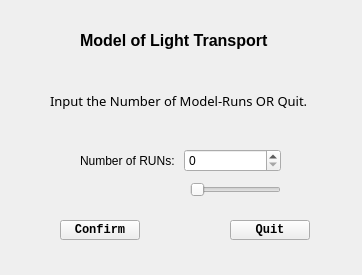
Above: start.ui from SimonCqk/Photon_Propagation_Simulation before the change. Below: the same form after it.
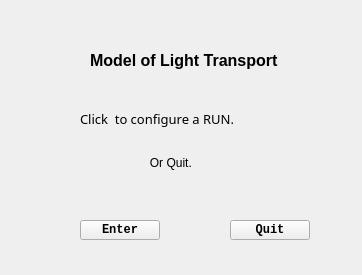
That is the form after the change.

Patch:
```diff
--- a/start.ui
+++ b/start.ui
@@ -19,7 +19,7 @@
   <widget class="QPushButton" name="ConfrimButton">
    <property name="geometry">
     <rect>
-     <x>60</x>
+     <x>80</x>
      <y>220</y>
      <width>80</width>
      <height>20</height>
@@ -33,7 +33,7 @@
     </font>
    </property>
    <property name="text">
-    <string>Confirm</string>
+    <string>Enter</string>
    </property>
   </widget>
   <widget class="QPushButton" name="QuitButton">
@@ -59,8 +59,8 @@
   <widget class="QLabel" name="label_2">
    <property name="geometry">
     <rect>
-     <x>80</x>
-     <y>20</y>
+     <x>90</x>
+     <y>40</y>
      <width>211</width>
      <height>41</height>
     </rect>
@@ -77,71 +77,46 @@
     <string>Model of Light Transport</string>
    </property>
   </widget>
-  <widget class="QLabel" name="label_3">
-   <property name="geometry">
-    <rect>
-     <x>50</x>
-     <y>70</y>
-     <width>271</width>
-     <height>61</height>
-    </rect>
-   </property>
-   <property name="font">
-    <font>
-     <family>Microsoft YaHei</family>
-     <pointsize>10</pointsize>
-    </font>
-   </property>
-   <property name="autoFillBackground">
-    <bool>false</bool>
-   </property>
-   <property name="text">
-    <string>Input the Number of Model-Runs OR Quit.</string>
-   </property>
-  </widget>
-  <widget class="QWidget" name="horizontalLayoutWidget">
+  <widget class="QWidget" name="verticalLayoutWidget">
    <property name="geometry">
     <rect>
      <x>80</x>
-     <y>140</y>
-     <width>201</width>
-     <height>41</height>
+     <y>100</y>
+     <width>231</width>
+     <height>81</height>
     </rect>
    </property>
-   <layout class="QHBoxLayout" name="horizontalLayout">
+   <layout class="QVBoxLayout" name="verticalLayout">
+    <item>
+     <widget class="QLabel" name="label_3">
+      <property name="font">
+       <font>
+        <family>Microsoft YaHei</family>
+        <pointsize>10</pointsize>
+       </font>
+      </property>
+      <property name="autoFillBackground">
+       <bool>false</bool>
+      </property>
+      <property name="text">
+       <string>Click &lt;Enter&gt; to configure a RUN.</string>
+      </property>
+     </widget>
+    </item>
     <item>
      <widget class="QLabel" name="label">
       <property name="font">
        <font>
         <family>Microsoft YaHei UI</family>
-        <pointsize>9</pointsize>
-        <weight>50</weight>
-        <bold>false</bold>
        </font>
       </property>
       <property name="text">
-       <string>Number of RUNs:</string>
+       <string>                     Or Quit.</string>
       </property>
      </widget>
     </item>
-    <item>
-     <widget class="QSpinBox" name="spinBox_Run"/>
-    </item>
    </layout>
   </widget>
-  <widget class="QSlider" name="horizontalSlider">
-   <property name="geometry">
-    <rect>
-     <x>190</x>
-     <y>180</y>
-     <width>91</width>
-     <height>20</height>
-    </rect>
-   </property>
-   <property name="orientation">
-    <enum>Qt::Horizontal</enum>
-   </property>
-  </widget>
  </widget>
  <resources/>
  <connections>
```
Left out of the diff: 21 changed lines with no effect on the pictures.
